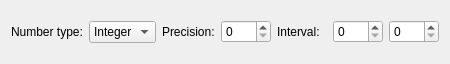
Before: the Qt Designer form ForecastingUI/qnumbersettingswidget.ui in Apokal/forecastingui, drawn with Qt 5.
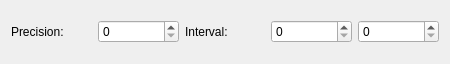
After: the same form once the commit is applied.

```diff
--- a/ForecastingUI/qnumbersettingswidget.ui
+++ b/ForecastingUI/qnumbersettingswidget.ui
@@ -14,27 +14,6 @@
    <string>Form</string>
   </property>
   <layout class="QHBoxLayout" name="horizontalLayout">
-   <item>
-    <widget class="QLabel" name="label">
-     <property name="text">
-      <string>Number type:</string>
-     </property>
-    </widget>
-   </item>
-   <item>
-    <widget class="QComboBox" name="comboBox">
-     <item>
-      <property name="text">
-       <string>Integer</string>
-      </property>
-     </item>
-     <item>
-      <property name="text">
-       <string>Float</string>
-      </property>
-     </item>
-    </widget>
-   </item>
    <item>
     <widget class="QLabel" name="label_2">
      <property name="text">
```
